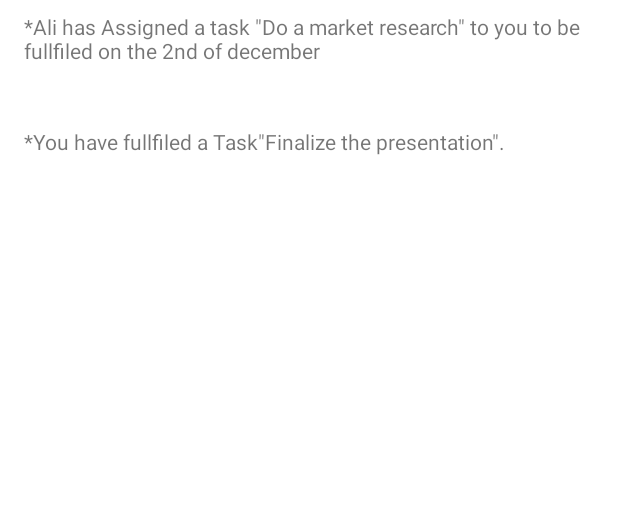
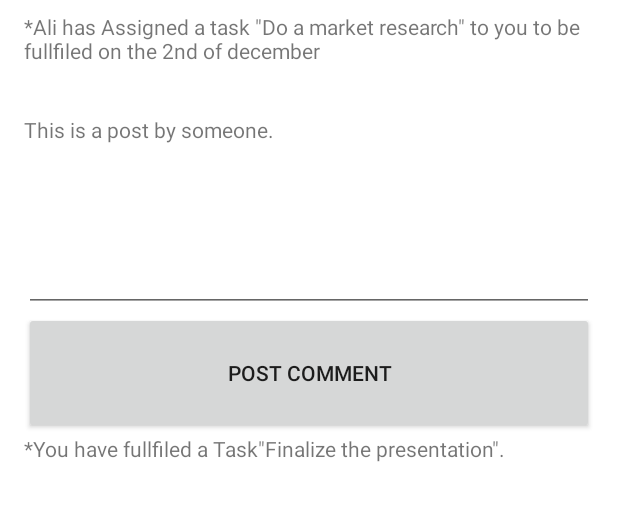
Before and after one commit to yasseraboelsaad/AWG-app, an Android app: the fragment Timeline placed in its activity, on a phone screen of 412 x 824 dp, the part 228-749 px from its top. Run offline under Robolectric (Android 15) with nearby library versions, the light colour scheme and no system bars; 2 statements that could not run were skipped.

Commit message:
added comment to timeline

```diff
--- a/Testapp/app/src/main/res/layout/fragment_timeline.xml
+++ b/Testapp/app/src/main/res/layout/fragment_timeline.xml
@@ -28,9 +28,32 @@
         <TextView
             android:layout_width="match_parent"
             android:layout_height="wrap_content"
+            android:textAppearance="?android:attr/textAppearanceSmall"
+            android:text="This is a post by someone."
+            android:id="@+id/textView16"
+            android:layout_gravity="center_horizontal"
+            android:layout_weight="0.07" />
+
+        <EditText
+            android:layout_width="match_parent"
+            android:layout_height="wrap_content"
+            android:id="@+id/editText2"
+            android:layout_weight="0.07" />
+
+        <Button
+            android:layout_width="match_parent"
+            android:layout_height="wrap_content"
+            android:text="Post Comment"
+            android:id="@+id/button2"
+            android:layout_weight="0.07" />
+
+        <TextView
+            android:layout_width="match_parent"
+            android:layout_height="wrap_content"
             android:text="*You have fullfiled a Task&quot;Finalize the presentation&quot;."
             android:id="@+id/textView14"
             android:layout_weight="0.09" />
+
     </LinearLayout>
 
     <TextView
```
